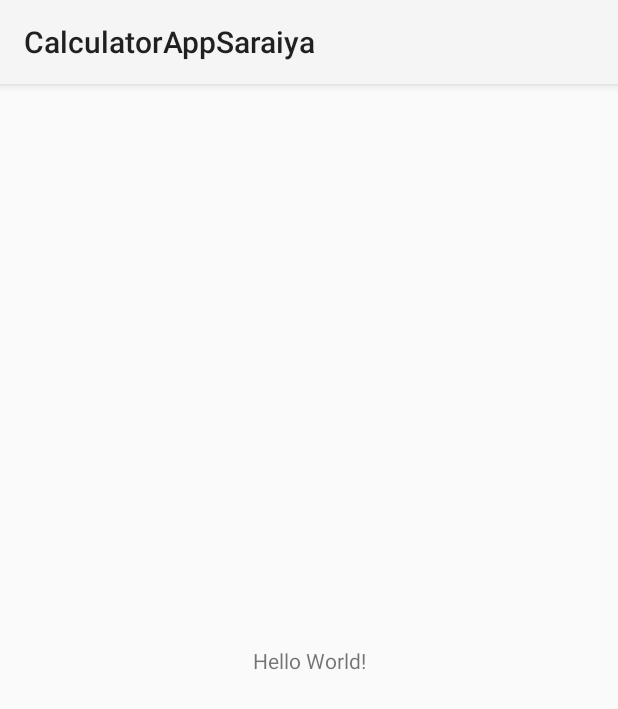
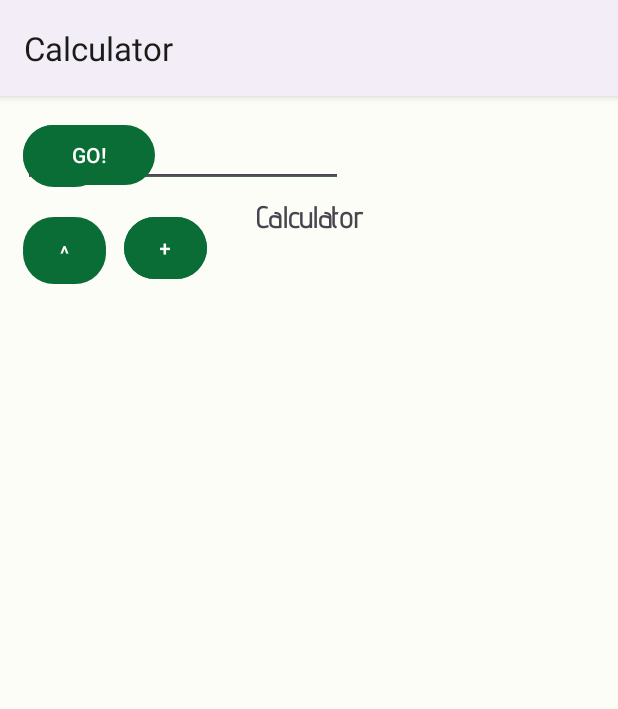
Before and after one commit to PrishaSar/CalculatorAppSaraiya, an Android app: the screen it shows after launch (MainActivity), on a phone screen of 412 x 824 dp. Shown: the top 709 px of the screen. Run offline under Robolectric (Android 15) with nearby library versions, the phone set to English and light mode, and no system bars.

Commit message:
changed resource files

```diff
--- a/app/src/main/java/com/example/calculatorappsaraiya/MainActivity.java
+++ b/app/src/main/java/com/example/calculatorappsaraiya/MainActivity.java
@@ -11,4 +11,13 @@ public class MainActivity extends AppCompatActivity {
         super.onCreate(savedInstanceState);
         setContentView(R.layout.activity_main);
     }
+
+    private void Calculate(){
+        //get text form input (learned)
+        int in1 = 5;
+        int in2 = 10;
+        //find operation
+        //calc (learned)
+        //input in output box
+    }
 }
--- a/app/src/main/res/layout/activity_main.xml
+++ b/app/src/main/res/layout/activity_main.xml
@@ -4,15 +4,170 @@
     xmlns:tools="http://schemas.android.com/tools"
     android:layout_width="match_parent"
     android:layout_height="match_parent"
+    android:layout_margin="@dimen/margin_all"
     tools:context=".MainActivity">
 
+    <Button
+        android:id="@+id/add5"
+        android:layout_width="55dp"
+        android:layout_height="49dp"
+        android:layout_marginTop="12dp"
+        android:text="+"
+        android:textColorLink="@color/md_theme_light_tertiary"
+        app:cornerRadius="200dp"
+        app:iconPadding="5dp"
+        app:layout_constraintTop_toBottomOf="@+id/add"
+        app:rippleColor="@color/md_theme_dark_tertiaryContainer"
+        tools:layout_editor_absoluteX="203dp" />
+
+    <Button
+        android:id="@+id/add"
+        android:layout_width="55dp"
+        android:layout_height="49dp"
+        android:layout_margin="@dimen/margin_all"
+        android:layout_marginEnd="12dp"
+        android:text="+"
+        android:textColorLink="@color/md_theme_light_tertiary"
+        app:cornerRadius="200dp"
+        app:iconPadding="5dp"
+        app:layout_constraintEnd_toStartOf="@+id/add3"
+        app:rippleColor="@color/md_theme_dark_tertiaryContainer"
+        tools:layout_editor_absoluteY="398dp" />
+
+    <Button
+        android:id="@+id/add4"
+        android:layout_width="55dp"
+        android:layout_height="49dp"
+        android:layout_margin="@dimen/margin_all"
+        android:layout_marginEnd="16dp"
+        android:text="+"
+        android:textColorLink="@color/md_theme_light_tertiary"
+        app:cornerRadius="200dp"
+        app:iconPadding="5dp"
+        app:layout_constraintEnd_toStartOf="@+id/add"
+        app:rippleColor="@color/md_theme_dark_tertiaryContainer"
+        tools:layout_editor_absoluteY="398dp" />
+
+    <Button
+        android:id="@+id/add3"
+        android:layout_width="55dp"
+        android:layout_height="49dp"
+        android:layout_margin="@dimen/margin_all"
+        android:text="+"
+        android:textColorLink="@color/md_theme_light_tertiary"
+        app:cornerRadius="200dp"
+        app:iconPadding="5dp"
+        app:rippleColor="@color/md_theme_dark_tertiaryContainer"
+        tools:layout_editor_absoluteX="273dp"
+        tools:layout_editor_absoluteY="398dp" />
+
+    <Button
+        android:id="@+id/add2"
+        android:layout_width="55dp"
+        android:layout_height="49dp"
+        android:layout_margin="@dimen/margin_all"
+        android:layout_marginEnd="16dp"
+        android:text="+"
+        android:textColorLink="@color/md_theme_light_tertiary"
+        app:cornerRadius="200dp"
+        app:iconPadding="5dp"
+        app:layout_constraintEnd_toStartOf="@+id/add4"
+        app:rippleColor="@color/md_theme_dark_tertiaryContainer"
+        tools:layout_editor_absoluteY="398dp" />
+
+    <Button
+        android:id="@+id/add8"
+        android:layout_width="55dp"
+        android:layout_height="49dp"
+        android:layout_marginStart="12dp"
+        android:layout_marginTop="12dp"
+        android:text="+"
+        android:textColorLink="@color/md_theme_light_tertiary"
+        app:cornerRadius="200dp"
+        app:iconPadding="5dp"
+        app:layout_constraintStart_toEndOf="@+id/add5"
+        app:layout_constraintTop_toBottomOf="@+id/add3"
+        app:rippleColor="@color/md_theme_dark_tertiaryContainer" />
+
+    <Button
+        android:id="@+id/exponent"
+        android:layout_width="55dp"
+        android:layout_height="49dp"
+        android:layout_margin="@dimen/margin_all"
+        android:layout_marginTop="4dp"
+        android:text="^"
+        android:textColorLink="@color/md_theme_light_tertiary"
+        app:cornerRadius="200dp"
+        app:iconPadding="5dp"
+        app:layout_constraintTop_toBottomOf="@+id/add2"
+        app:rippleColor="@color/md_theme_dark_tertiaryContainer"
+        tools:layout_editor_absoluteX="64dp" />
+
+    <Button
+        android:id="@+id/add6"
+        android:layout_width="55dp"
+        android:layout_height="49dp"
+        android:layout_marginStart="12dp"
+        android:layout_marginTop="12dp"
+        android:text="+"
+        android:textColorLink="@color/md_theme_light_tertiary"
+        app:cornerRadius="200dp"
+        app:iconPadding="5dp"
+        app:layout_constraintStart_toEndOf="@+id/exponent"
+        app:layout_constraintTop_toBottomOf="@+id/add4"
+        app:rippleColor="@color/md_theme_dark_tertiaryContainer" />
+
     <TextView
-        android:layout_width="wrap_content"
-        android:layout_height="wrap_content"
-        android:text="Hello World!"
+        android:id="@+id/appName"
+        android:layout_width="95dp"
+        android:layout_height="31dp"
+        android:layout_margin="@dimen/margin_all"
+        android:fontFamily="@font/advent_pro"
+        android:gravity="center_horizontal|top"
+        android:padding="1dp"
+        android:text="@string/app_name"
+        android:textSize="@dimen/input_fontSize"
+        android:textStyle="bold"
         app:layout_constraintBottom_toBottomOf="parent"
         app:layout_constraintEnd_toEndOf="parent"
         app:layout_constraintStart_toStartOf="parent"
-        app:layout_constraintTop_toTopOf="parent" />
+        app:layout_constraintTop_toTopOf="parent"
+        app:layout_constraintVertical_bias="0.055" />
+
+    <EditText
+        android:id="@+id/editTextInput1"
+        android:layout_width="wrap_content"
+        android:layout_height="wrap_content"
+        android:ems="10"
+        android:inputType="text"
+        android:text="Name"
+        tools:layout_editor_absoluteX="116dp"
+        tools:layout_editor_absoluteY="333dp" />
+
+    <EditText
+        android:id="@+id/editTextInput2"
+        android:layout_width="wrap_content"
+        android:layout_height="wrap_content"
+        android:ems="10"
+        android:inputType="text"
+        android:text="Name"
+        tools:layout_editor_absoluteX="116dp"
+        tools:layout_editor_absoluteY="558dp" />
+
+    <TextView
+        android:id="@+id/Output"
+        android:layout_width="280dp"
+        android:layout_height="161dp"
+        android:text=""
+        tools:layout_editor_absoluteX="73dp"
+        tools:layout_editor_absoluteY="101dp" />
+
+    <Button
+        android:id="@+id/submit"
+        android:layout_width="wrap_content"
+        android:layout_height="wrap_content"
+        android:text="GO!"
+        tools:layout_editor_absoluteX="170dp"
+        tools:layout_editor_absoluteY="639dp" />
 
 </androidx.constraintlayout.widget.ConstraintLayout>
--- /dev/null
+++ b/app/src/main/res/values-night/strings.xml
@@ -0,0 +1,4 @@
+<?xml version="1.0" encoding="utf-8"?>
+<resources>
+
+</resources>
--- a/app/src/main/res/values-night/themes.xml
+++ b/app/src/main/res/values-night/themes.xml
@@ -1,6 +1,6 @@
 
 <resources>
-    <style name="AppTheme" parent="Theme.Material3.Dark.NoActionBar">
+    <style name="Theme.CalculatorAppSaraiya" parent="Theme.Material3.Dark">
         <item name="colorPrimary">@color/md_theme_dark_primary</item>
         <item name="colorOnPrimary">@color/md_theme_dark_onPrimary</item>
         <item name="colorPrimaryContainer">@color/md_theme_dark_primaryContainer</item>
--- /dev/null
+++ b/app/src/main/res/values/dimens.xml
@@ -0,0 +1,8 @@
+<?xml version="1.0" encoding="utf-8"?>
+
+<resources>
+    <dimen name = "margin_all">15dp</dimen>
+    <dimen name = "padding_all">10dp</dimen>
+    <dimen name = "answer_fontSize">18sp</dimen>
+    <dimen name = "input_fontSize">20sp</dimen>
+</resources>
--- a/app/src/main/res/values/strings.xml
+++ b/app/src/main/res/values/strings.xml
@@ -1,3 +1,5 @@
 <resources>
-    <string name="app_name">CalculatorAppSaraiya</string>
+    <string name="app_name">Calculator</string>
+    <string name="input">Enter # here</string>
+    <string name="equals">=</string>
 </resources>
--- a/app/src/main/res/values/themes.xml
+++ b/app/src/main/res/values/themes.xml
@@ -1,6 +1,6 @@
 
 <resources>
-    <style name="AppTheme" parent="Theme.CalculatorAppSaraiya.Light">
+    <style name="Theme.CalculatorAppSaraiya" parent="Theme.Material3.Light">
         <item name="colorPrimary">@color/md_theme_light_primary</item>
         <item name="colorOnPrimary">@color/md_theme_light_onPrimary</item>
         <item name="colorPrimaryContainer">@color/md_theme_light_primaryContainer</item>
```
Also changed, not shown: app/src/main/res/font/advent_pro.ttf (added).
